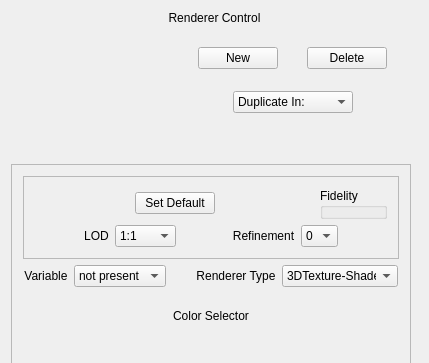
yyr/vapor, file apps/vaporgui/guis/ui/dvr.ui: the form before one commit; both pictures show x 0 to 429 and y 0 to 363 of the 429 by 1072 pixel window.
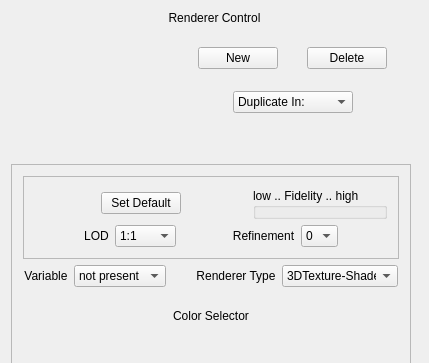
The form after the commit. Custom widgets are drawn as their Qt base class.

Commit message: Inserted low/high directions in Fidelity

The edit to the form file:
```diff
--- a/apps/vaporgui/guis/ui/dvr.ui
+++ b/apps/vaporgui/guis/ui/dvr.ui
@@ -315,7 +315,7 @@
                  <item>
                   <widget class="QGroupBox" name="fidelityBox">
                    <property name="title">
-                    <string>Fidelity</string>
+                    <string>low .. Fidelity .. high</string>
                    </property>
                   </widget>
                  </item>
```
Left out of the diff: 2 changed lines with no effect on the pictures. The commit also changes 1 other file.
